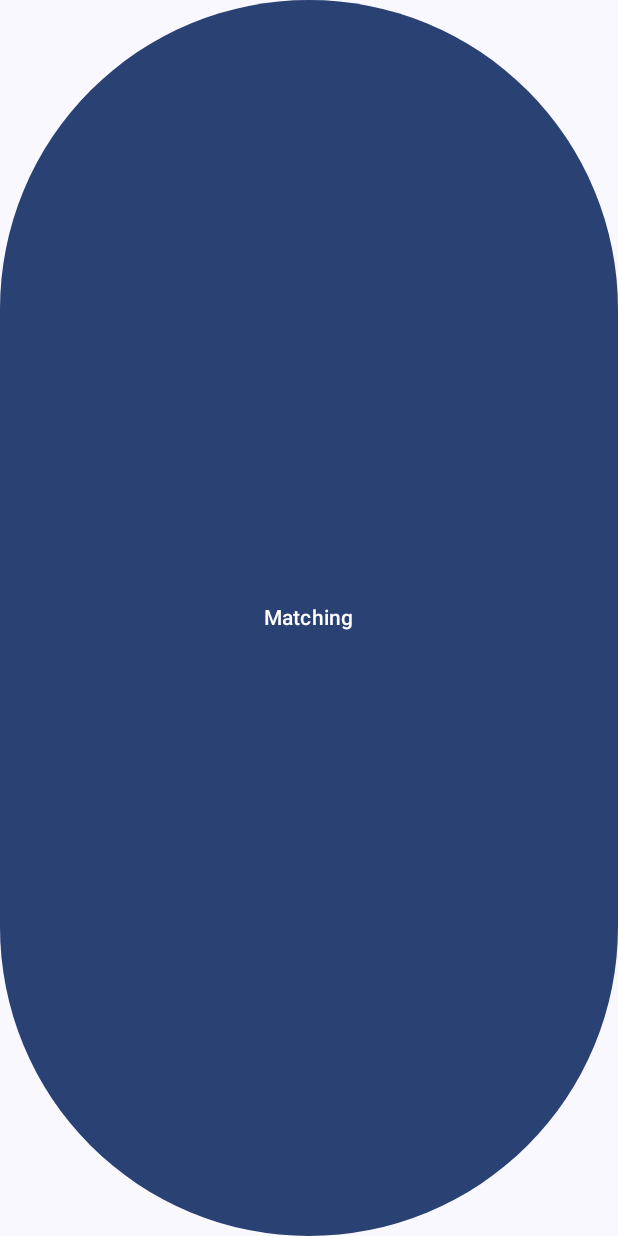
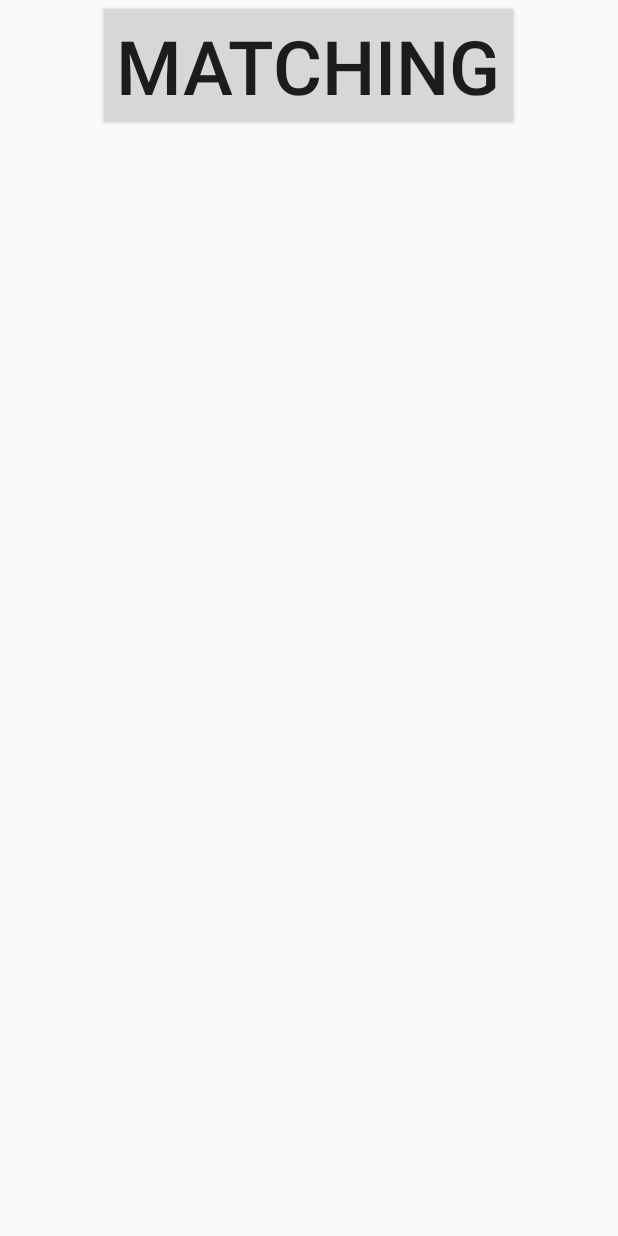
Before and after one commit to DV-dongseop/study_project, an Android app built with Jetpack Compose: the screen it shows after launch (MainActivity), on a phone screen of 412 x 824 dp. Run offline under Robolectric (Android 15) with nearby library versions, the phone set to English and light mode, and no system bars.

Commit message:
button fix

```diff
--- a/app/src/main/AndroidManifest.xml
+++ b/app/src/main/AndroidManifest.xml
@@ -29,7 +29,7 @@
             android:name=".MainActivity"
             android:exported="true"
             android:label="@string/app_name"
-            android:theme="@style/Theme.Final_StudyMatching_Project">
+            android:theme="@style/Theme.AppCompat.Light.NoActionBar">
             <intent-filter>
                 <action android:name="android.intent.action.MAIN" />
 
--- a/app/src/main/java/com/example/final_studymatching_project/MainActivity.kt
+++ b/app/src/main/java/com/example/final_studymatching_project/MainActivity.kt
@@ -2,43 +2,21 @@ package com.example.final_studymatching_project
 
 import android.content.Intent
 import android.os.Bundle
+import android.widget.Button
 import androidx.activity.ComponentActivity
 import androidx.activity.compose.setContent
-import androidx.compose.foundation.layout.fillMaxSize
-import androidx.compose.material3.*
-import androidx.compose.runtime.Composable
-import androidx.compose.ui.Modifier
 import com.example.final_studymatching_project.location_manger_control.MatchingMain
 import com.example.final_studymatching_project.ui.theme.Final_StudyMatching_ProjectTheme
 
 class MainActivity : ComponentActivity() {
     override fun onCreate(savedInstanceState: Bundle?) {
         super.onCreate(savedInstanceState)
-        setContent {
-            Final_StudyMatching_ProjectTheme() {
-                Surface(
-                    modifier = Modifier.fillMaxSize(),
-                    color = MaterialTheme.colorScheme.background
-                ) {
-                    MainContent()
-                }
-            }
+        setContentView(R.layout.activity_main)
+
+        val button: Button = findViewById(R.id.btn1)
+        button.setOnClickListener {
+            val intent = Intent(this, MatchingMain::class.java)
+            startActivity(intent)
         }
     }
-
-    @Composable
-    fun MainContent() {
-        // XML에서 정의된 버튼 사용
-        Button(
-            onClick = { navigateToMatchingMain() },
-            modifier = Modifier.fillMaxSize()
-        ) {
-            Text(text = "Matching")
-        }
-    }
-
-    private fun navigateToMatchingMain() {
-        val intent = Intent(this, MatchingMain::class.java)
-        startActivity(intent)
-    }
 }
--- a/app/src/main/res/layout/activity_main.xml
+++ b/app/src/main/res/layout/activity_main.xml
@@ -11,6 +11,7 @@
         android:layout_height="wrap_content"
         android:layout_gravity="center"
         android:text="Matching"
-        android:textSize="50dp" />
+        android:textSize="50dp"
+        android:onClick="goMatching"/>
 
 </LinearLayout>
--- a/app/src/main/res/layout/activity_matchingmain.xml
+++ b/app/src/main/res/layout/activity_matchingmain.xml
@@ -88,6 +88,7 @@
             android:layout_height="36dp"
             android:background="@drawable/homebtn"
             android:fontFamily="@font/montserratextrabold"
+            android:onClick="closeWindow"
             />
 
         <Space
```
Also changed, not shown: app/src/main/java/com/example/final_studymatching_project/location_manger_control/MatchingMain.kt (+18 -0 lines), app/src/main/java/com/example/final_studymatching_project/location_manger_control/MyLocation.kt (+9 -1 lines).
